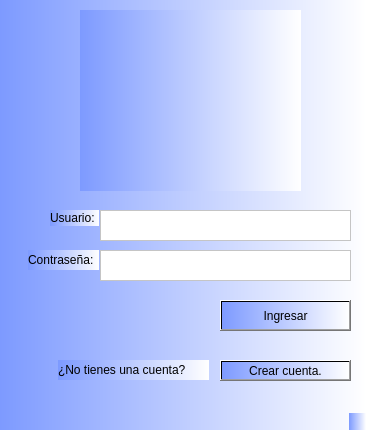
Before: the Qt Designer form Practica7/Menu.ui in alexd403/PA_team, drawn with Qt 5.
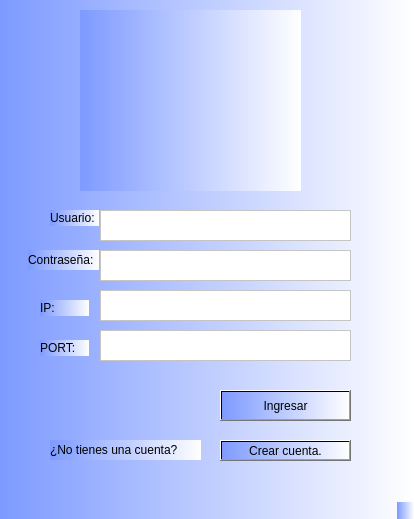
After: the same form once the commit is applied. Icons and pictures are not drawn.

Diff of the .ui file:
```diff
--- a/Practica7/Menu.ui
+++ b/Practica7/Menu.ui
@@ -6,8 +6,8 @@
    <rect>
     <x>0</x>
     <y>0</y>
-    <width>366</width>
-    <height>430</height>
+    <width>414</width>
+    <height>519</height>
    </rect>
   </property>
   <property name="windowTitle">
@@ -51,7 +51,7 @@
     <property name="geometry">
      <rect>
       <x>220</x>
-      <y>300</y>
+      <y>390</y>
       <width>131</width>
       <height>31</height>
      </rect>
@@ -64,7 +64,7 @@
     <property name="geometry">
      <rect>
       <x>220</x>
-      <y>360</y>
+      <y>440</y>
       <width>131</width>
       <height>21</height>
      </rect>
@@ -76,8 +76,8 @@
    <widget class="QLabel" name="label">
     <property name="geometry">
      <rect>
-      <x>58</x>
-      <y>360</y>
+      <x>50</x>
+      <y>440</y>
       <width>151</width>
       <height>20</height>
      </rect>
@@ -134,6 +134,58 @@
      <bool>true</bool>
     </property>
    </widget>
+   <widget class="QTextEdit" name="ip_txe">
+    <property name="geometry">
+     <rect>
+      <x>100</x>
+      <y>290</y>
+      <width>251</width>
+      <height>31</height>
+     </rect>
+    </property>
+    <property name="styleSheet">
+     <string notr="true">background-color: rgb(255, 255, 255);</string>
+    </property>
+   </widget>
+   <widget class="QLabel" name="label_2">
+    <property name="geometry">
+     <rect>
+      <x>40</x>
+      <y>300</y>
+      <width>49</width>
+      <height>16</height>
+     </rect>
+    </property>
+    <property name="text">
+     <string>IP:</string>
+    </property>
+   </widget>
+   <widget class="QTextEdit" name="port_txe">
+    <property name="geometry">
+     <rect>
+      <x>100</x>
+      <y>330</y>
+      <width>251</width>
+      <height>31</height>
+     </rect>
+    </property>
+    <property name="styleSheet">
+     <string notr="true">background-color: rgb(255, 255, 255);</string>
+    </property>
+   </widget>
+   <widget class="QLabel" name="label_6">
+    <property name="geometry">
+     <rect>
+      <x>40</x>
+      <y>340</y>
+      <width>49</width>
+      <height>16</height>
+     </rect>
+    </property>
+    <property name="text">
+     <string>PORT:</string>
+    </property>
+   </widget>
   </widget>
   <widget class="QMenuBar" name="menubar">
    <property name="geometry">
```
Left out of the diff: 2 changed lines with no effect on the pictures.
